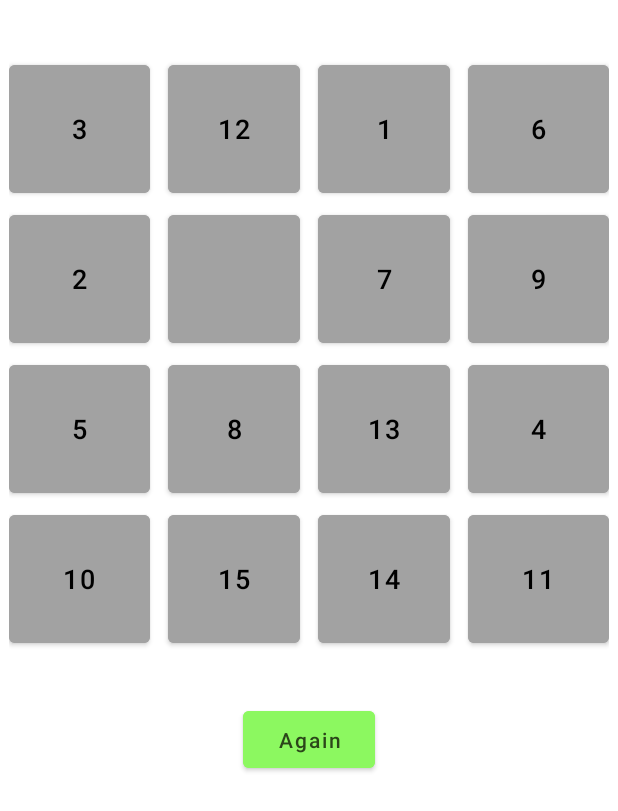
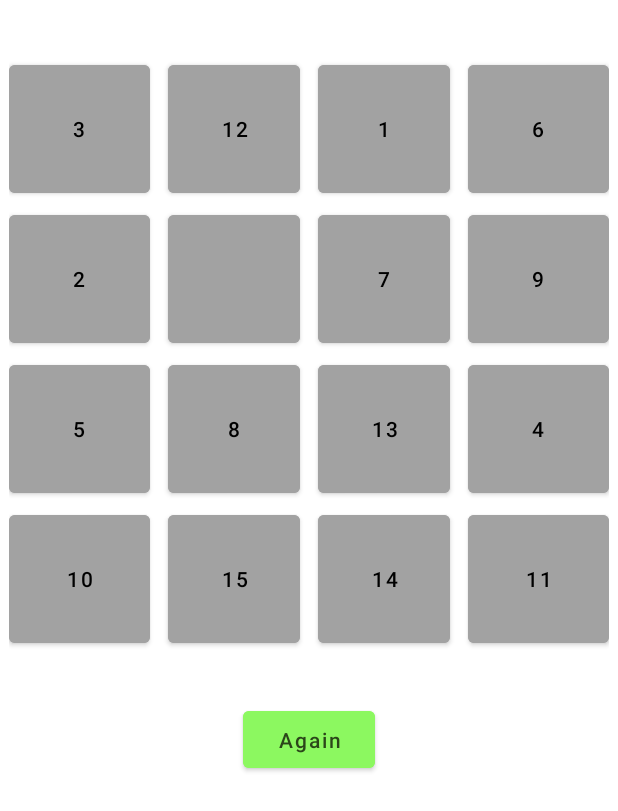
Before and after one commit to alexkand1973/15game, an Android app: the screen it shows after launch (GameActivity), on a phone screen of 412 x 824 dp. Shown: the top 811 px of the screen. Run offline under Robolectric (Android 15) with nearby library versions, the phone set to English and light mode, and no system bars.

Commit message:
text size button

```diff
--- a/app/src/main/res/layout/activity_game.xml
+++ b/app/src/main/res/layout/activity_game.xml
@@ -27,7 +27,7 @@
             android:onClick="playSound"
             android:text="+"
             android:textColor="@color/black"
-            android:textSize="18sp" />
+            android:textFontWeight="@integer/material_motion_duration_short_1" />
 
         <Button
             android:id="@+id/btnTwo"
@@ -42,7 +42,7 @@
             android:text="+"
             android:onClick="playSound"
             android:textColor="@color/black"
-            android:textSize="18sp" />
+            android:textFontWeight="@integer/material_motion_duration_short_1" />
 
         <Button
             android:id="@+id/btnThree"
@@ -57,7 +57,7 @@
             android:text="+"
             android:onClick="playSound"
             android:textColor="@color/black"
-            android:textSize="18sp" />
+            android:textFontWeight="@integer/material_motion_duration_short_1" />
 
         <Button
             android:id="@+id/btnFour"
@@ -71,7 +71,7 @@
             android:text="+"
             android:onClick="playSound"
             android:textColor="@color/black"
-            android:textSize="18sp" />
+            android:textFontWeight="@integer/material_motion_duration_short_1" />
     </LinearLayout>
 
     <LinearLayout
@@ -93,7 +93,7 @@
             android:text="+"
             android:onClick="playSound"
             android:textColor="@color/black"
-            android:textSize="18sp" />
+            android:textFontWeight="@integer/material_motion_duration_short_1" />
 
         <Button
             android:id="@+id/btnSix"
@@ -108,7 +108,7 @@
             android:text="+"
             android:onClick="playSound"
             android:textColor="@color/black"
-            android:textSize="18sp" />
+            android:textFontWeight="@integer/material_motion_duration_short_1" />
 
         <Button
             android:id="@+id/btnSeven"
@@ -123,7 +123,7 @@
             android:text="+"
             android:onClick="playSound"
             android:textColor="@color/black"
-            android:textSize="18sp" />
+            android:textFontWeight="@integer/material_motion_duration_short_1" />
 
         <Button
             android:id="@+id/btnEight"
@@ -137,7 +137,7 @@
             android:text="+"
             android:onClick="playSound"
             android:textColor="@color/black"
-            android:textSize="18sp" />
+            android:textFontWeight="@integer/material_motion_duration_short_1" />
     </LinearLayout>
 
     <LinearLayout
@@ -159,7 +159,7 @@
             android:text="+"
             android:onClick="playSound"
             android:textColor="@color/black"
-            android:textSize="18sp" />
+            android:textFontWeight="@integer/material_motion_duration_short_1" />
 
         <Button
             android:id="@+id/btnTen"
@@ -174,7 +174,7 @@
             android:text="+"
             android:onClick="playSound"
             android:textColor="@color/black"
-            android:textSize="18sp" />
+            android:textFontWeight="@integer/material_motion_duration_short_1" />
 
         <Button
             android:id="@+id/btnEleven"
@@ -189,7 +189,7 @@
             android:text="+"
             android:onClick="playSound"
             android:textColor="@color/black"
-            android:textSize="18sp" />
+            android:textFontWeight="@integer/material_motion_duration_short_1" />
 
         <Button
             android:id="@+id/btnTwelve"
@@ -203,7 +203,7 @@
             android:text="+"
             android:onClick="playSound"
             android:textColor="@color/black"
-            android:textSize="18sp" />
+            android:textFontWeight="@integer/material_motion_duration_short_1" />
     </LinearLayout>
 
     <LinearLayout
@@ -225,7 +225,7 @@
             android:text="+"
             android:onClick="playSound"
             android:textColor="@color/black"
-            android:textSize="18sp" />
+            android:textFontWeight="@integer/material_motion_duration_short_1" />
 
         <Button
             android:id="@+id/btnFourteen"
@@ -240,7 +240,7 @@
             android:text="+"
             android:onClick="playSound"
             android:textColor="@color/black"
-            android:textSize="18sp" />
+            android:textFontWeight="@integer/material_motion_duration_short_1" />
 
         <Button
             android:id="@+id/btnFifteen"
@@ -255,7 +255,7 @@
             android:text="+"
             android:onClick="playSound"
             android:textColor="@color/black"
-            android:textSize="18sp" />
+            android:textFontWeight="@integer/material_motion_duration_short_1" />
 
         <Button
             android:id="@+id/btnNull"
@@ -269,7 +269,7 @@
             android:text="."
             android:onClick="playSound"
             android:textColor="@color/black"
-            android:textSize="18sp" />
+            android:textFontWeight="@integer/material_motion_duration_short_1" />
     </LinearLayout>
 
     <Button
```
